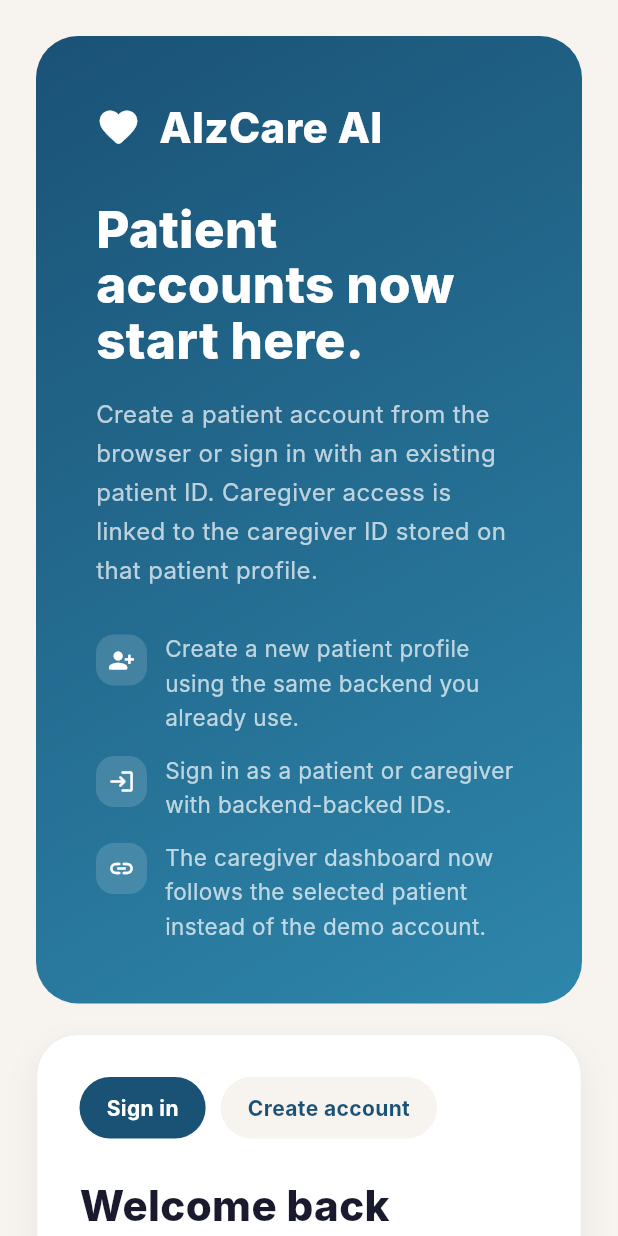
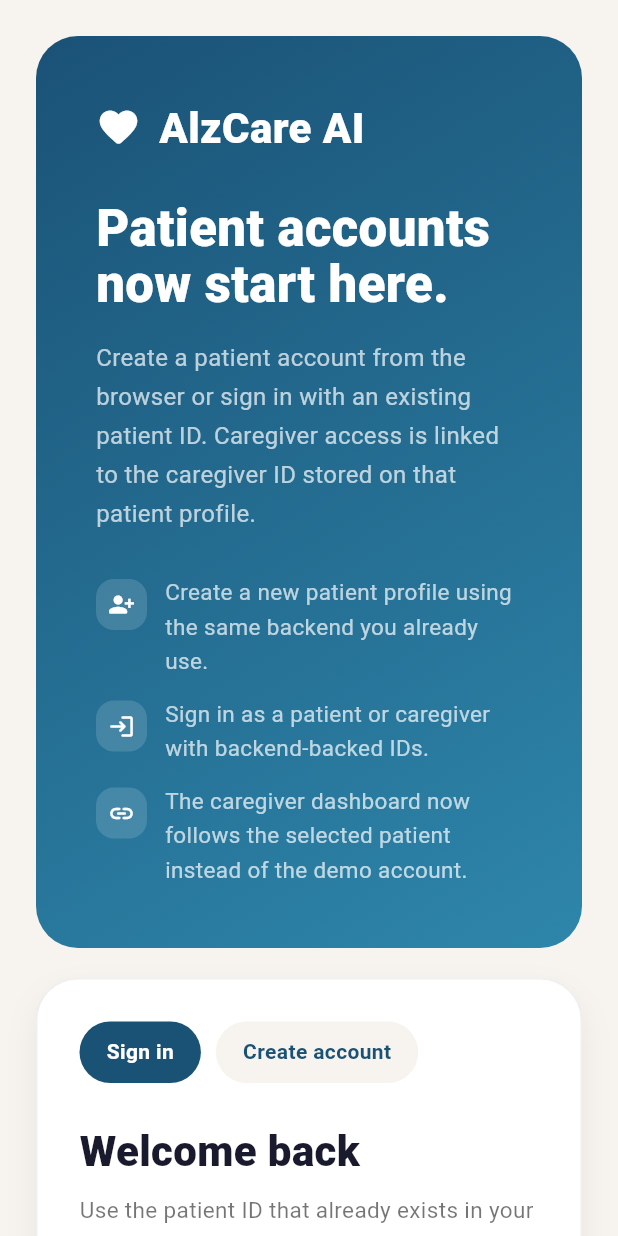
Before and after one commit to Muskan6505/AlzCare, a Flutter app: the screen it shows after launch, on a phone screen of 412 x 824 dp. Run offline on Flutter 3.47's test engine with Material 3 defaults, Android fonts, the phone set to English and light mode, and no system bars; our stand-ins replace just_audio, socket_io_client; missing offline and left inert: record, universal_html; Roboto replaces fonts that are missing (Inter).

Commit message:
Harden web theme and AI pipeline fallbacks

```diff
--- a/Frontend/lib/main.dart
+++ b/Frontend/lib/main.dart
@@ -64,7 +64,37 @@
                   ),
       );
 
-  ThemeData _buildTheme() => ThemeData(
+  ThemeData _buildTheme() {
+    final typography = Typography.material2021(platform: TargetPlatform.windows);
+    final textTheme = typography.black.copyWith(
+      displayLarge: const TextStyle(
+        fontSize: 34,
+        fontWeight: FontWeight.w800,
+        color: AlzColors.textDark,
+      ),
+      headlineMedium: const TextStyle(
+        fontSize: 24,
+        fontWeight: FontWeight.w700,
+        color: AlzColors.textDark,
+      ),
+      titleLarge: const TextStyle(
+        fontSize: 20,
+        fontWeight: FontWeight.w600,
+        color: AlzColors.textDark,
+      ),
+      bodyLarge: const TextStyle(
+        fontSize: 18,
+        height: 1.6,
+        color: AlzColors.textDark,
+      ),
+      bodyMedium: const TextStyle(
+        fontSize: 16,
+        height: 1.5,
+        color: AlzColors.textDark,
+      ),
+    );
+
+    return ThemeData(
         useMaterial3: true,
         colorScheme: const ColorScheme.light(
           primary: AlzColors.navy,
@@ -73,18 +103,9 @@
           error: AlzColors.red,
         ),
         scaffoldBackgroundColor: AlzColors.warm,
-        fontFamily: 'Inter',
-        textTheme: const TextTheme(
-          displayLarge: TextStyle(
-            fontSize: 34,
-            fontWeight: FontWeight.w800,
-            color: AlzColors.textDark,
-          ),
-          headlineMedium: TextStyle(fontSize: 24, fontWeight: FontWeight.w700),
-          titleLarge: TextStyle(fontSize: 20, fontWeight: FontWeight.w600),
-          bodyLarge: TextStyle(fontSize: 18, height: 1.6),
-          bodyMedium: TextStyle(fontSize: 16, height: 1.5),
-        ),
+        typography: typography,
+        textTheme: textTheme,
+        primaryTextTheme: typography.white,
         elevatedButtonTheme: ElevatedButtonThemeData(
           style: ElevatedButton.styleFrom(
             backgroundColor: AlzColors.navy,
@@ -114,4 +135,5 @@
           contentPadding: const EdgeInsets.symmetric(horizontal: 14, vertical: 12),
         ),
       );
+  }
 }
--- a/Frontend/lib/services/audio_service.dart
+++ b/Frontend/lib/services/audio_service.dart
@@ -83,6 +83,7 @@
 
   /// Play TTS audio reply from the Python pipeline by URL.
   Future<void> playFromUrl(String audioPath) async {
+    if (audioPath.trim().isEmpty) return;
     try {
       final url = audioPath.startsWith('http')
           ? audioPath
```
Also changed, not shown: 2 other files.
